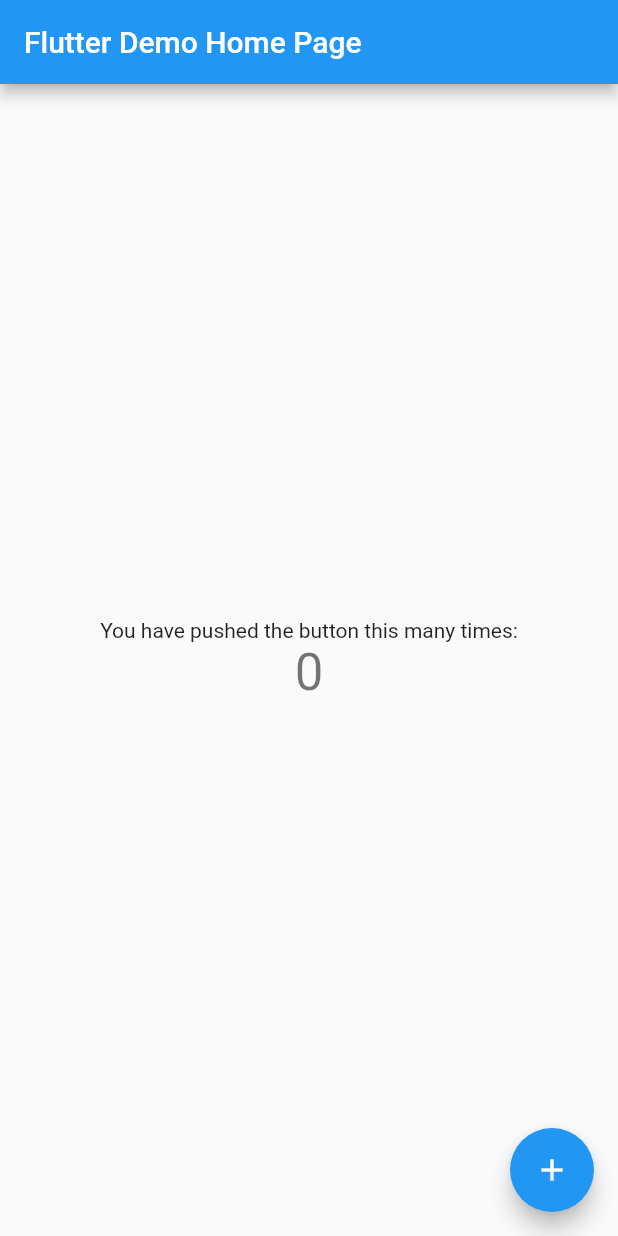
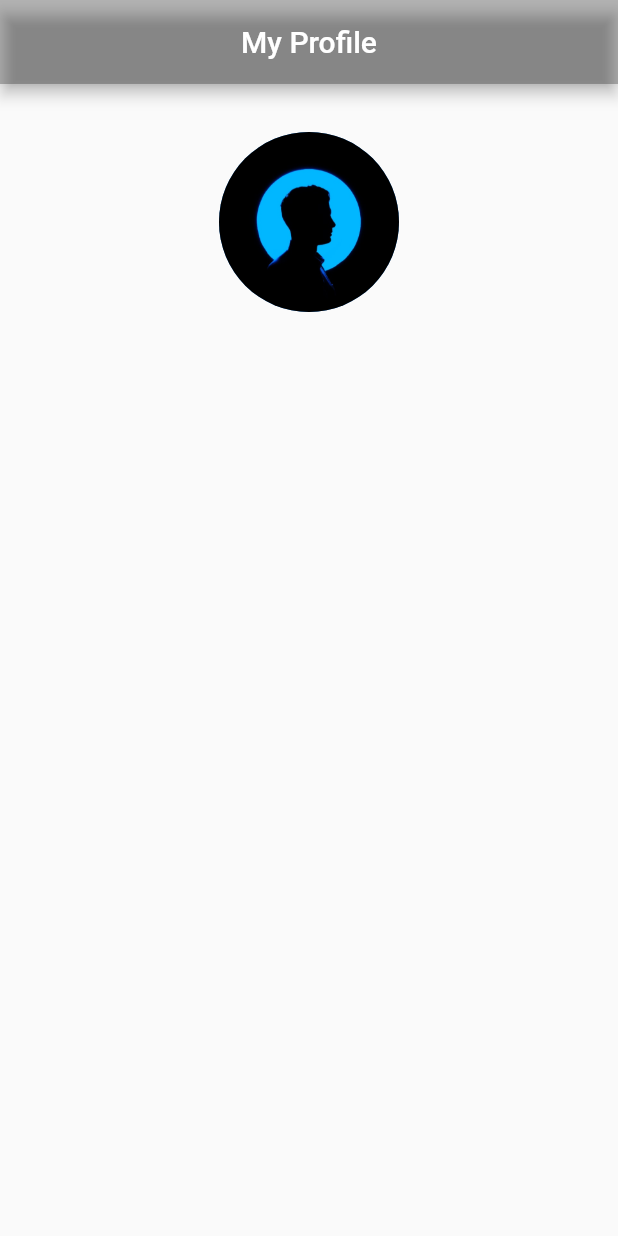
Before and after one commit to Manthan109/MyProfile-App, a Flutter app: the screen it shows after launch, on a phone screen of 412 x 824 dp. Run offline on Flutter 3.47's test engine with Material 2 defaults, Android fonts, the phone set to English and light mode, and no system bars.

Commit message:
Profile Photo added

```diff
--- a/lib/main.dart
+++ b/lib/main.dart
@@ -5,113 +5,42 @@
 }
 
 class MyApp extends StatelessWidget {
-  // This widget is the root of your application.
   @override
   Widget build(BuildContext context) {
     return MaterialApp(
       title: 'Flutter Demo',
-      theme: ThemeData(
-        // This is the theme of your application.
-        //
-        // Try running your application with "flutter run". You'll see the
-        // application has a blue toolbar. Then, without quitting the app, try
-        // changing the primarySwatch below to Colors.green and then invoke
-        // "hot reload" (press "r" in the console where you ran "flutter run",
-        // or simply save your changes to "hot reload" in a Flutter IDE).
-        // Notice that the counter didn't reset back to zero; the application
-        // is not restarted.
-        primarySwatch: Colors.blue,
-        // This makes the visual density adapt to the platform that you run
-        // the app on. For desktop platforms, the controls will be smaller and
-        // closer together (more dense) than on mobile platforms.
-        visualDensity: VisualDensity.adaptivePlatformDensity,
-      ),
-      home: MyHomePage(title: 'Flutter Demo Home Page'),
+      debugShowCheckedModeBanner: false,
+      home: MyHomePage(),
     );
   }
 }
 
-class MyHomePage extends StatefulWidget {
-  MyHomePage({Key key, this.title}) : super(key: key);
-
-  // This widget is the home page of your application. It is stateful, meaning
-  // that it has a State object (defined below) that contains fields that affect
-  // how it looks.
-
-  // This class is the configuration for the state. It holds the values (in this
-  // case the title) provided by the parent (in this case the App widget) and
-  // used by the build method of the State. Fields in a Widget subclass are
-  // always marked "final".
-
-  final String title;
-
-  @override
-  _MyHomePageState createState() => _MyHomePageState();
-}
-
-class _MyHomePageState extends State<MyHomePage> {
-  int _counter = 0;
-
-  void _incrementCounter() {
-    setState(() {
-      // This call to setState tells the Flutter framework that something has
-      // changed in this State, which causes it to rerun the build method below
-      // so that the display can reflect the updated values. If we changed
-      // _counter without calling setState(), then the build method would not be
-      // called again, and so nothing would appear to happen.
-      _counter++;
-    });
-  }
-
+class MyHomePage extends StatelessWidget {
   @override
   Widget build(BuildContext context) {
-    // This method is rerun every time setState is called, for instance as done
-    // by the _incrementCounter method above.
-    //
-    // The Flutter framework has been optimized to make rerunning build methods
-    // fast, so that you can just rebuild anything that needs updating rather
-    // than having to individually change instances of widgets.
     return Scaffold(
       appBar: AppBar(
-        // Here we take the value from the MyHomePage object that was created by
-        // the App.build method, and use it to set our appbar title.
-        title: Text(widget.title),
+        title: Text("My Profile"),
+        centerTitle: true,
+        backgroundColor: Colors.black26,
       ),
-      body: Center(
-        // Center is a layout widget. It takes a single child and positions it
-        // in the middle of the parent.
+      body: Container(
         child: Column(
-          // Column is also a layout widget. It takes a list of children and
-          // arranges them vertically. By default, it sizes itself to fit its
-          // children horizontally, and tries to be as tall as its parent.
-          //
-          // Invoke "debug painting" (press "p" in the console, choose the
-          // "Toggle Debug Paint" action from the Flutter Inspector in Android
-          // Studio, or the "Toggle Debug Paint" command in Visual Studio Code)
-          // to see the wireframe for each widget.
-          //
-          // Column has various properties to control how it sizes itself and
-          // how it positions its children. Here we use mainAxisAlignment to
-          // center the children vertically; the main axis here is the vertical
-          // axis because Columns are vertical (the cross axis would be
-          // horizontal).
-          mainAxisAlignment: MainAxisAlignment.center,
-          children: <Widget>[
-            Text(
-              'You have pushed the button this many times:',
-            ),
-            Text(
-              '$_counter',
-              style: Theme.of(context).textTheme.headline4,
-            ),
+          children: [
+            Padding(
+              padding: EdgeInsets.only(top:32.0),
+              child: Center(
+                child: CircleAvatar(
+                  radius: 60.0,
+                  backgroundImage: AssetImage(
+                    "assets/profile.jpg",
+                  ),
+                ),
+              ),
+            )
           ],
         ),
       ),
-      floatingActionButton: FloatingActionButton(
-        onPressed: _incrementCounter,
-        tooltip: 'Increment',
-        child: Icon(Icons.add),
-      ), // This trailing comma makes auto-formatting nicer for build methods.
     );
   }
 }
--- a/pubspec.yaml
+++ b/pubspec.yaml
@@ -45,8 +45,8 @@
   uses-material-design: true
 
   # To add assets to your application, add an assets section, like this:
-  # assets:
-  #   - images/a_dot_burr.jpeg
+  assets:
+     - assets/profile.jpg
   #   - images/a_dot_ham.jpeg
 
   # An image asset can refer to one or more resolution-specific "variants", see
```
Also changed, not shown: assets/profile.jpg (added).
